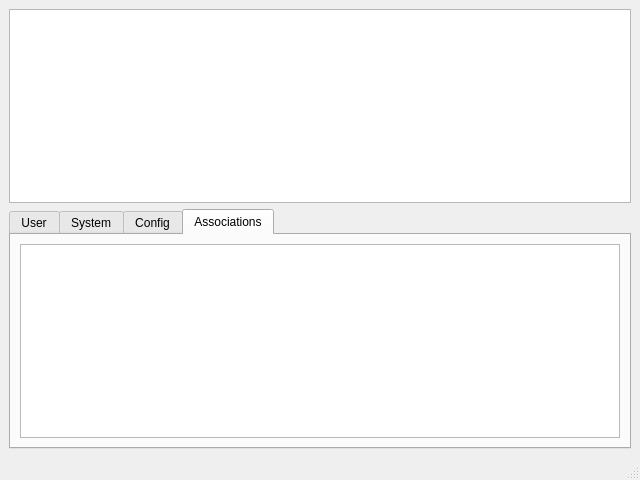
OpenZWave/qt-openzwave, file simpleclient/mainwindow.ui: the form before one commit.
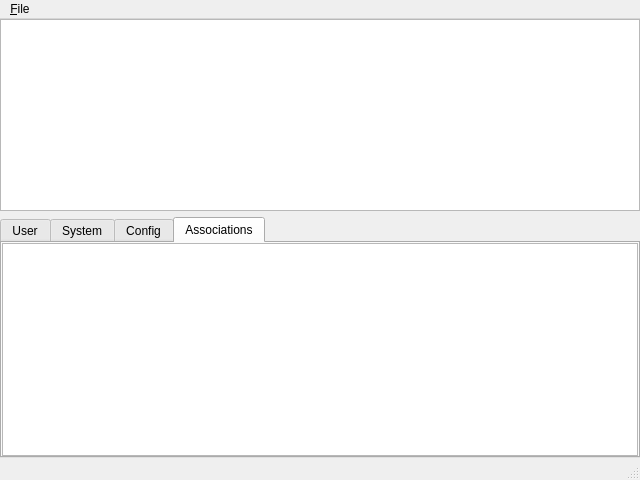
The form after the commit. The open tabs and pages were chosen to show the change. Icons and pictures are not drawn.

```diff
--- a/simpleclient/mainwindow.ui
+++ b/simpleclient/mainwindow.ui
@@ -19,11 +19,29 @@
   </property>
   <widget class="QWidget" name="centralwidget">
    <layout class="QVBoxLayout" name="verticalLayout">
+    <property name="leftMargin">
+     <number>0</number>
+    </property>
+    <property name="topMargin">
+     <number>0</number>
+    </property>
+    <property name="rightMargin">
+     <number>0</number>
+    </property>
+    <property name="bottomMargin">
+     <number>0</number>
+    </property>
     <item>
      <widget class="QTableView" name="nodeView"/>
     </item>
     <item>
      <widget class="QTabWidget" name="tabWidget">
+      <property name="sizePolicy">
+       <sizepolicy hsizetype="Expanding" vsizetype="Expanding">
+        <horstretch>0</horstretch>
+        <verstretch>2</verstretch>
+       </sizepolicy>
+      </property>
       <property name="currentIndex">
        <number>0</number>
       </property>
@@ -62,6 +80,18 @@
         <string>Associations</string>
        </attribute>
        <layout class="QVBoxLayout" name="verticalLayout_5">
+        <property name="leftMargin">
+         <number>0</number>
+        </property>
+        <property name="topMargin">
+         <number>0</number>
+        </property>
+        <property name="rightMargin">
+         <number>0</number>
+        </property>
+        <property name="bottomMargin">
+         <number>0</number>
+        </property>
         <item>
          <widget class="QTableView" name="AssociationView"/>
         </item>
@@ -80,6 +110,14 @@
      <height>22</height>
     </rect>
    </property>
+   <widget class="QMenu" name="menu_File">
+    <property name="title">
+     <string>&amp;File</string>
+    </property>
+    <addaction name="separator"/>
+    <addaction name="actionE_xit"/>
+   </widget>
+   <addaction name="menu_File"/>
   </widget>
   <widget class="QStatusBar" name="statusbar"/>
  </widget>
```
Left out of the diff: 43 changed lines with no effect on the pictures.
